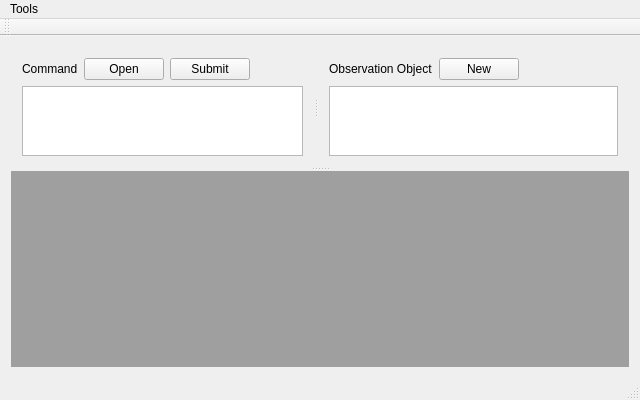
tweedia/Tweedia, file src/Tweedia/mainwindow.ui: the form before one commit.
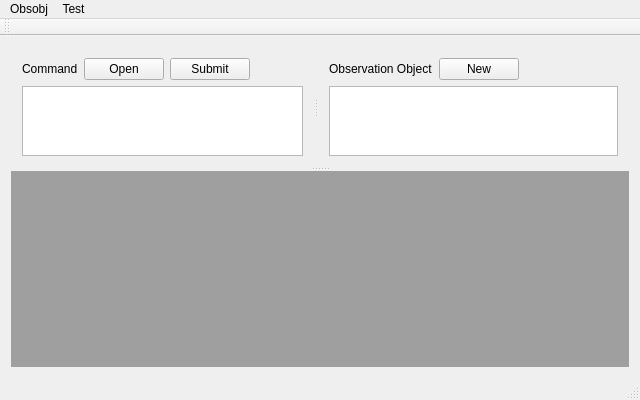
The form after the commit.

Commit message: Arrangement menu

Diff of the .ui file:
```diff
--- a/src/Tweedia/mainwindow.ui
+++ b/src/Tweedia/mainwindow.ui
@@ -133,9 +133,9 @@
      <height>22</height>
     </rect>
    </property>
-   <widget class="QMenu" name="menuTools">
+   <widget class="QMenu" name="menuObsobj">
     <property name="title">
-     <string>Tools</string>
+     <string>Obsobj</string>
     </property>
     <addaction name="actionNamed_pipe"/>
     <addaction name="actionDelete_observation"/>
@@ -143,7 +143,17 @@
     <addaction name="actionRefreash"/>
     <addaction name="actionOpen_textview"/>
    </widget>
-   <addaction name="menuTools"/>
+   <widget class="QMenu" name="menuTest">
+    <property name="enabled">
+     <bool>true</bool>
+    </property>
+    <property name="title">
+     <string>Test</string>
+    </property>
+    <addaction name="actionOpen_TextView"/>
+   </widget>
+   <addaction name="menuObsobj"/>
+   <addaction name="menuTest"/>
   </widget>
   <widget class="QToolBar" name="mainToolBar">
    <attribute name="toolBarArea">
```
Left out of the diff: 28 changed lines with no effect on the pictures. The commit also changes 2 other files.
